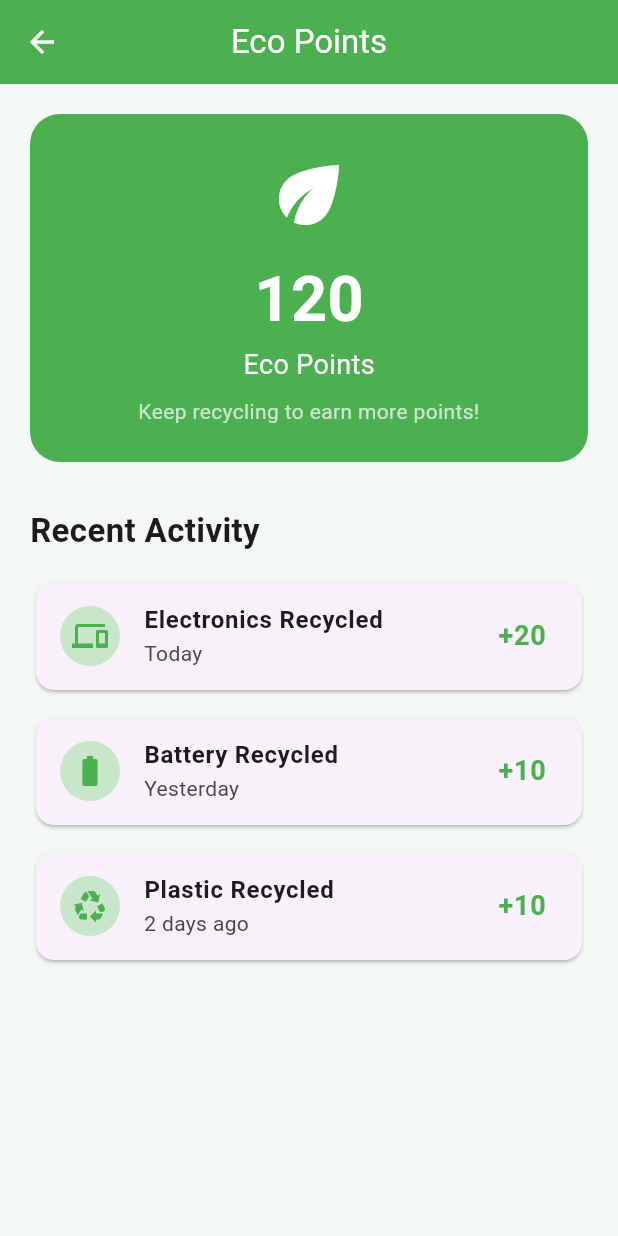
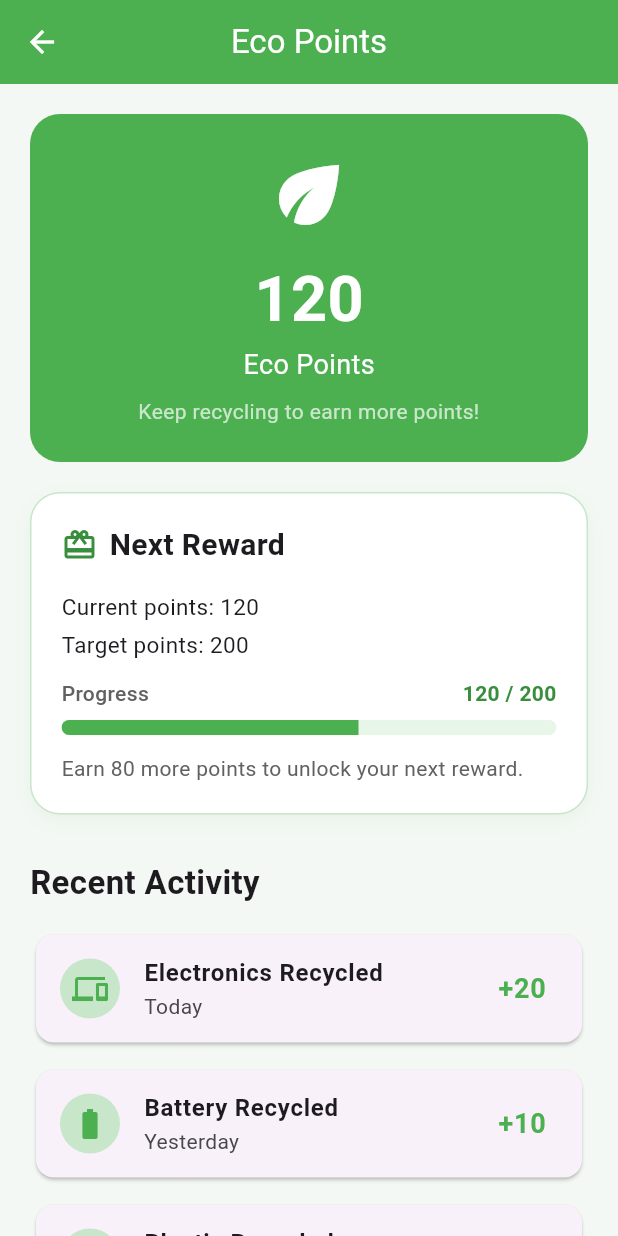
Before and after one commit to AAKP03/WasteWise, a Flutter app: the PointsScreen screen opened directly, on a phone screen of 412 x 824 dp. Run offline on Flutter 3.47's test engine with Material 3 defaults, Android fonts, the phone set to English and light mode, and no system bars; our stand-ins replace sqflite; accounts and stored records are empty.

Commit message:
feat: add Next Reward progress card to PointsScreen

```diff
--- a/lib/screens/points_screen.dart
+++ b/lib/screens/points_screen.dart
@@ -73,6 +73,96 @@ class PointsScreen extends StatelessWidget {
                 ),
               ),
 
+              const SizedBox(height: 20),
+
+              // Next Reward progress card (static Week 1 UI)
+              Container(
+                width: double.infinity,
+                padding: const EdgeInsets.all(20),
+                decoration: BoxDecoration(
+                  color: Colors.white,
+                  borderRadius: BorderRadius.circular(20),
+                  border: Border.all(color: Colors.green.shade100),
+                  boxShadow: [
+                    BoxShadow(
+                      color: Colors.green.withValues(alpha: 0.08),
+                      blurRadius: 12,
+                      offset: const Offset(0, 4),
+                    ),
+                  ],
+                ),
+                child: Column(
+                  crossAxisAlignment: CrossAxisAlignment.start,
+                  children: [
+                    Row(
+                      children: [
+                        Icon(Icons.card_giftcard, color: Colors.green.shade700),
+                        const SizedBox(width: 8),
+                        const Expanded(
+                          child: Text(
+                            'Next Reward',
+                            style: TextStyle(
+                              fontSize: 20,
+                              fontWeight: FontWeight.bold,
+                            ),
+                          ),
+                        ),
+                      ],
+                    ),
+                    const SizedBox(height: 16),
+                    const Text(
+                      'Current points: 120',
+                      style: TextStyle(fontSize: 15),
+                    ),
+                    const SizedBox(height: 4),
+                    const Text(
+                      'Target points: 200',
+                      style: TextStyle(fontSize: 15),
+                    ),
+                    const SizedBox(height: 12),
+                    Row(
+                      mainAxisAlignment: MainAxisAlignment.spaceBetween,
+                      children: [
+                        Text(
+                          'Progress',
+                          style: TextStyle(
+                            fontSize: 14,
+                            color: Colors.grey.shade700,
+                            fontWeight: FontWeight.w500,
+                          ),
+                        ),
+                        Text(
+                          '120 / 200',
+                          style: TextStyle(
+                            fontSize: 14,
+                            color: Colors.green.shade700,
+                            fontWeight: FontWeight.bold,
+                          ),
+                        ),
+                      ],
+                    ),
+                    const SizedBox(height: 8),
+                    ClipRRect(
+                      borderRadius: BorderRadius.circular(8),
+                      child: LinearProgressIndicator(
+                        value: 0.6,
+                        minHeight: 10,
+                        backgroundColor: Colors.green.shade50,
+                        color: Colors.green,
+                      ),
+                    ),
+                    const SizedBox(height: 12),
+                    Text(
+                      'Earn 80 more points to unlock your next reward.',
+                      style: TextStyle(
+                        fontSize: 14,
+                        color: Colors.grey.shade700,
+                      ),
+                    ),
+                  ],
+                ),
+              ),
+
               const SizedBox(height: 30),
 
               const Text(
```
